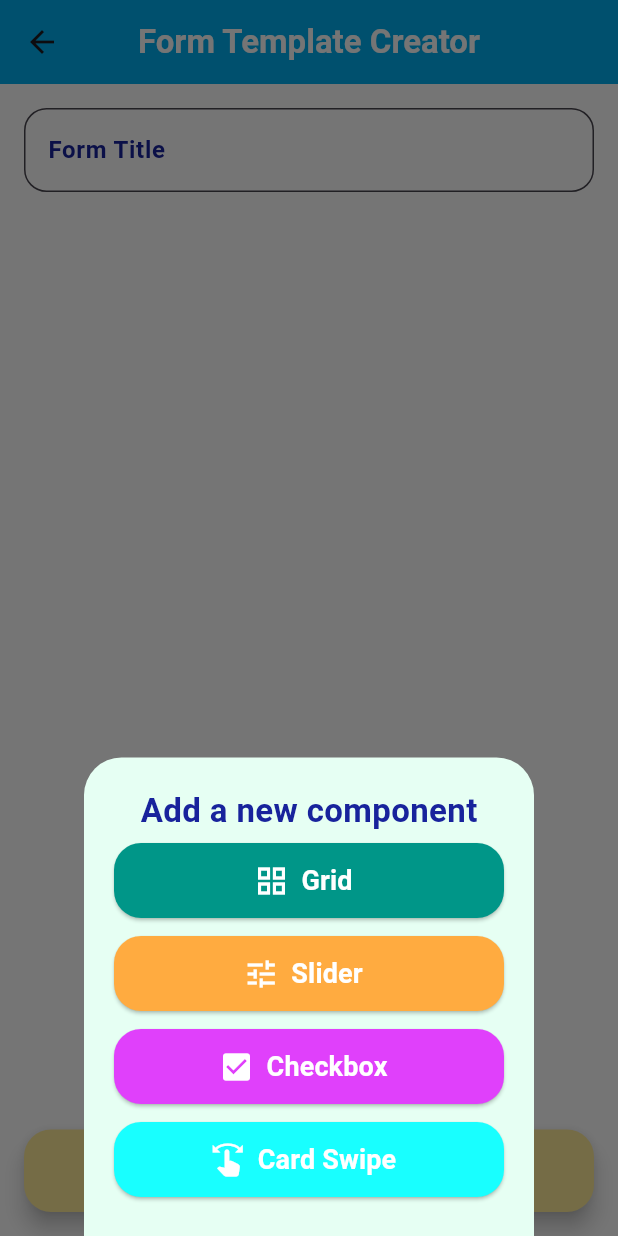
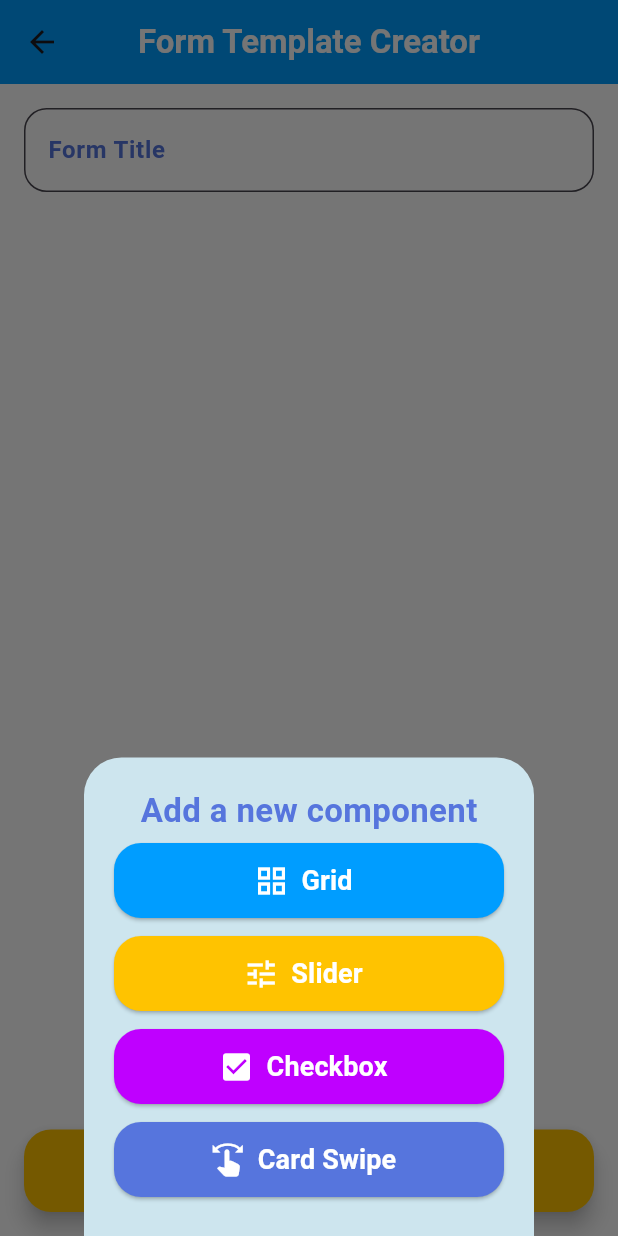
Before and after one commit to SebassoriaP/bamx, a Flutter app: the FormCreationScreen screen opened directly, after a tap on "Add New Card", on a phone screen of 412 x 824 dp. Run offline on Flutter 3.47's test engine with Material 3 defaults, Android fonts, the phone set to English and light mode, and no system bars; our stand-ins replace cloud_firestore, firebase_auth, firebase_core, reorderables; accounts and stored records are empty.

Commit message:
implemented usage of colorPalette object in form cration screen

```diff
--- a/lib/screens/form_creation.dart
+++ b/lib/screens/form_creation.dart
@@ -1,6 +1,7 @@
 import 'package:flutter/material.dart';
 import 'package:reorderables/reorderables.dart';
 import 'package:uuid/uuid.dart';
+import 'package:bamx/utils/color_palette.dart';
 
 final uuid = Uuid();
 
@@ -19,7 +20,7 @@ class _FormCreationScreenState extends State<FormCreationScreen> {
   void _addCardDialog() {
     showModalBottomSheet(
       context: context,
-      backgroundColor: const Color.fromRGBO(230, 255, 243, 1),
+      backgroundColor: NokeyColorPalette.blueGrey,
       shape: const RoundedRectangleBorder(
         borderRadius: BorderRadius.vertical(top: Radius.circular(25)),
       ),
@@ -34,14 +35,14 @@ class _FormCreationScreenState extends State<FormCreationScreen> {
                 style: TextStyle(
                   fontWeight: FontWeight.bold,
                   fontSize: 22,
-                  color: Color.fromRGBO(24, 35, 156, 1),
+                  color: NokeyColorPalette.darkBlue,
                 ),
               ),
               const SizedBox(height: 20),
-              _buildCardOption("Grid", Icons.grid_view, Colors.teal),
-              _buildCardOption("Slider", Icons.tune, Colors.orangeAccent),
-              _buildCardOption("Checkbox", Icons.check_box, Colors.purpleAccent),
-              _buildCardOption("Card Swipe", Icons.swipe, Colors.cyanAccent),
+              _buildCardOption("Grid", Icons.grid_view, NokeyColorPalette.blue),
+              _buildCardOption("Slider", Icons.tune, NokeyColorPalette.yellow),
+              _buildCardOption("Checkbox", Icons.check_box, NokeyColorPalette.purple),
+              _buildCardOption("Card Swipe", Icons.swipe, NokeyColorPalette.darkBlue),
             ],
           ),
         );
@@ -55,7 +56,7 @@ class _FormCreationScreenState extends State<FormCreationScreen> {
       child: ElevatedButton.icon(
         style: ElevatedButton.styleFrom(
           backgroundColor: color,
-          foregroundColor: Colors.white,
+          foregroundColor: NokeyColorPalette.white,
           minimumSize: const Size(260, 50),
           shape: RoundedRectangleBorder(
             borderRadius: BorderRadius.circular(18),
@@ -120,16 +121,16 @@ class _FormCreationScreenState extends State<FormCreationScreen> {
   @override
   Widget build(BuildContext context) {
     return Scaffold(
-      backgroundColor: const Color.fromRGBO(255, 255, 255, 1),
+      backgroundColor: NokeyColorPalette.white,
       appBar: AppBar(
         title: const Text(
           "Form Template Creator",
           style: TextStyle(
             fontWeight: FontWeight.bold,
-            color: const Color(0xFFFFFFFF),
+            color: NokeyColorPalette.white,
           ),
         ),
-        backgroundColor: const Color(0xFF00AEEF),
+        backgroundColor: NokeyColorPalette.blue,
         elevation: 0,
         centerTitle: true,
       ),
@@ -143,11 +144,11 @@ class _FormCreationScreenState extends State<FormCreationScreen> {
               decoration: InputDecoration(
                 labelText: "Form Title",
                 labelStyle: const TextStyle(
-                  color: Color.fromRGBO(24, 35, 156, 1),
+                  color: NokeyColorPalette.darkBlue,
                   fontWeight: FontWeight.w600,
                 ),
                 filled: true,
-                fillColor: Colors.white,
+                fillColor: NokeyColorPalette.white,
                 border: OutlineInputBorder(
                   borderRadius: BorderRadius.circular(15),
                 ),
@@ -182,8 +183,8 @@ class _FormCreationScreenState extends State<FormCreationScreen> {
                 style: TextStyle(fontSize: 18, fontWeight: FontWeight.bold),
               ),
               style: ElevatedButton.styleFrom(
-                backgroundColor: const Color.fromRGBO(255, 235, 153, 1),
-                foregroundColor: const Color.fromRGBO(0, 123, 151, 1),
+                backgroundColor: NokeyColorPalette.yellow,
+                foregroundColor: NokeyColorPalette.black,
                 minimumSize: const Size(double.infinity, 55),
                 shape: RoundedRectangleBorder(
                   borderRadius: BorderRadius.circular(18),
@@ -200,10 +201,10 @@ class _FormCreationScreenState extends State<FormCreationScreen> {
   Widget _buildEditableCard(Map<String, dynamic> card, int index, {Key? key}) {
     final type = card["type"];
     final colorMap = {
-      "Grid": Colors.tealAccent.shade100,
-      "Slider": Colors.orangeAccent.shade100,
-      "Checkbox": Colors.purpleAccent.shade100,
-      "Card Swipe": Colors.cyanAccent.shade100,
+      "Grid": NokeyColorPalette.blue,
+      "Slider": NokeyColorPalette.yellow,
+      "Checkbox": NokeyColorPalette.purple,
+      "Card Swipe": NokeyColorPalette.blueGrey,
     };
 
     return Card(
@@ -224,11 +225,11 @@ class _FormCreationScreenState extends State<FormCreationScreen> {
                   style: const TextStyle(
                     fontWeight: FontWeight.bold,
                     fontSize: 20,
-                    color: Color.fromRGBO(24, 35, 156, 1),
+                    color: NokeyColorPalette.black,
                   ),
                 ),
                 IconButton(
-                  icon: const Icon(Icons.delete, color: Colors.redAccent),
+                  icon: const Icon(Icons.delete, color: NokeyColorPalette.mexicanPink),
                   onPressed: () => _removeCard(index),
                 ),
               ],
--- a/lib/utils/color_palette.dart
+++ b/lib/utils/color_palette.dart
@@ -1,8 +1,13 @@
 import 'package:flutter/material.dart';
 
 class NokeyColorPalette {
-  static const Color blue = Color.fromHex(0x009DFF);
-  static const Color yellow = Color.fromHex(0xFFC300);
-  static const Color white = Color.fromHex(0xFFFFFF);
-  static const Color purple = Color.fromHex(0xBF00FF);
+  static const Color blue = Color(0xFF009DFF);
+  static const Color darkBlue = Color(0xFF5675DD);
+  static const Color yellow = Color(0xFFFFC300);
+  static const Color white = Color(0xFFFFFFFF);
+  static const Color purple = Color(0xFFBF00FF);
+  static const Color black = Color(0xFF000000);
+  static const Color blueGrey = Color(0xFFCDE5EE);
+  static const Color salmon = Color(0xFFFF8C8E);
+  static const Color mexicanPink = Color(0xFFFF007B);
 }
```
